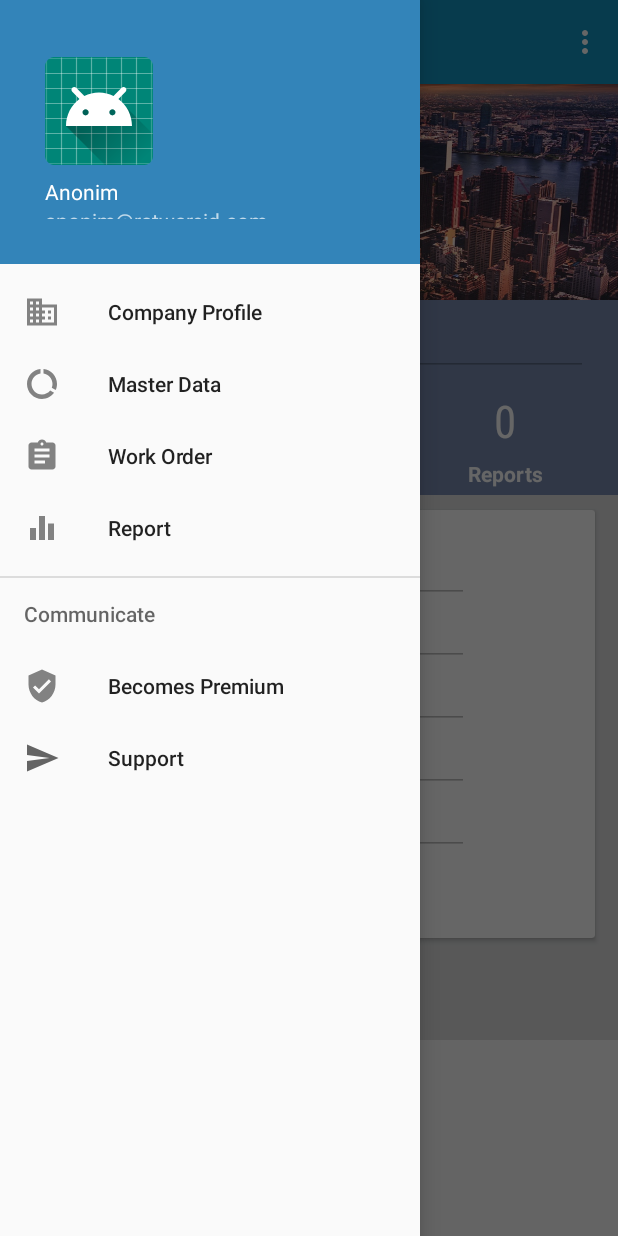
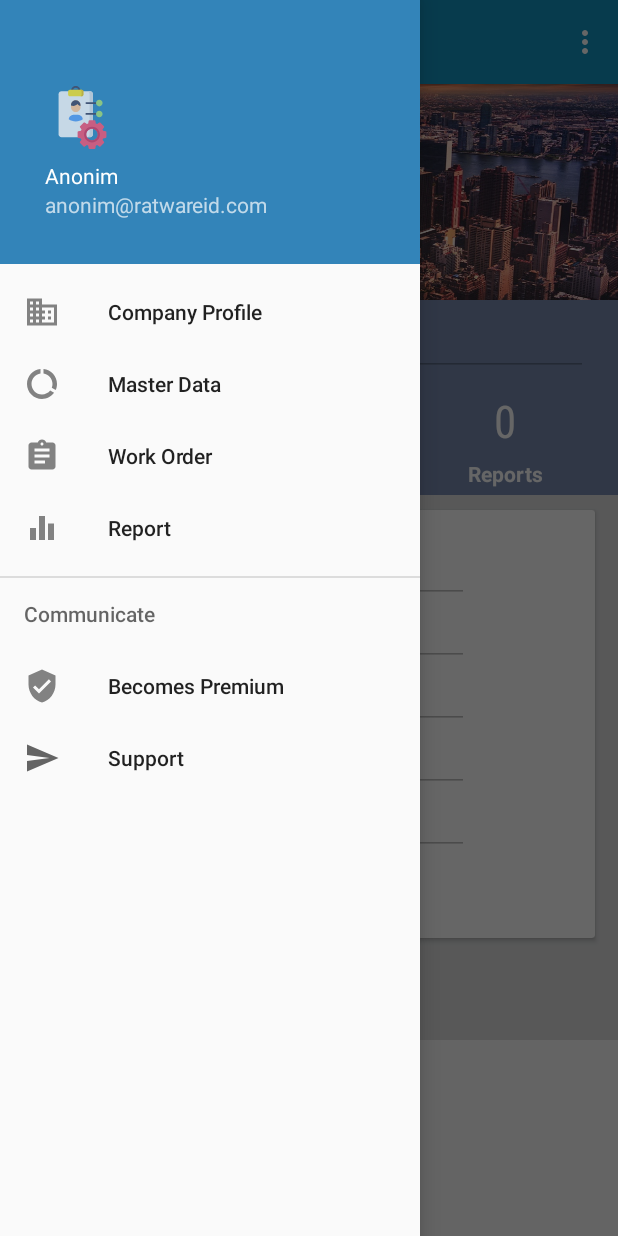
Before and after one commit to ratwareid/WorkflowGuidance, an Android app: the CompanyFragment screen opened directly, with no data from a screen before it, with the side drawer open, on a phone screen of 412 x 824 dp. Run offline under Robolectric (Android 15) with nearby library versions, the phone set to English and light mode, and no system bars; our stand-ins replace CircleImageView; 1 statement that could not run was skipped.

Commit message:
Bug Fixing

```diff
--- a/app/src/main/res/layout/nav_header_main.xml
+++ b/app/src/main/res/layout/nav_header_main.xml
@@ -16,11 +16,11 @@
 
     <ImageView
         android:id="@+id/imageView"
-        android:layout_width="wrap_content"
-        android:layout_height="wrap_content"
+        android:layout_width="50dp"
+        android:layout_height="50dp"
         android:contentDescription="@string/nav_header_desc"
         android:paddingTop="@dimen/nav_header_vertical_spacing"
-        app:srcCompat="@mipmap/ic_launcher_round" />
+        android:src="@drawable/ic_management" />
 
     <TextView
         android:id="@+id/tv_username"
```
Also changed, not shown: app/src/main/java/com/example/workflowguidance/CompanyFragment.java (+5 -8 lines).
